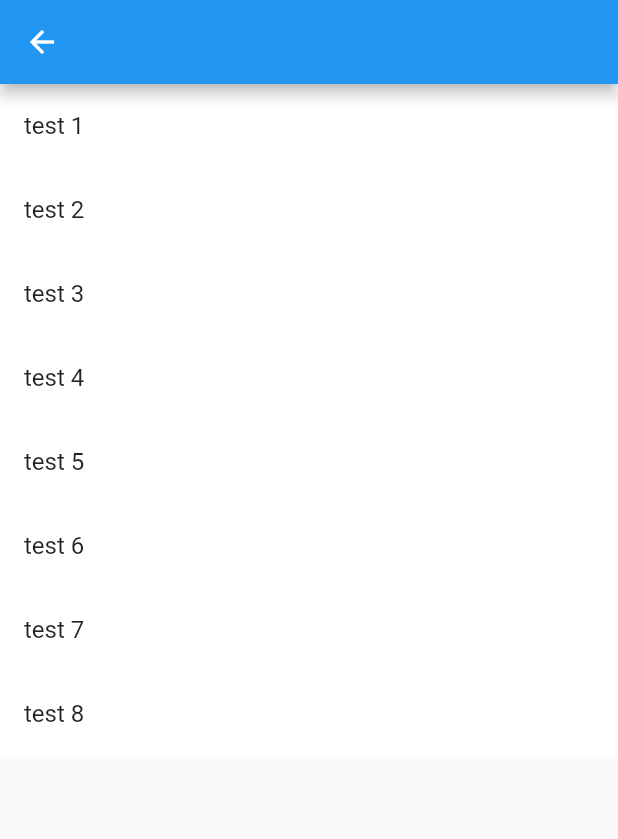
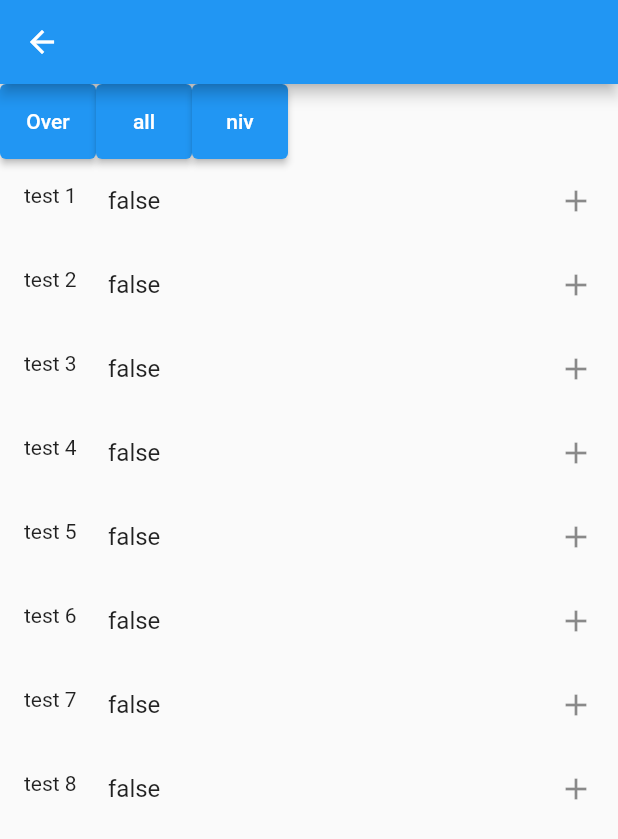
Before and after one commit to DiRTCiBai/zovo2, a Flutter app: the screen it shows after launch, after a tap on "Zwemmers", on a phone screen of 412 x 824 dp. Shown: the top 839 px of the screen. Run offline on Flutter 3.47's test engine with Material 2 defaults, Android fonts, the light colour scheme and no system bars; our stand-ins replace csv, file_picker, flutter_riverpod, go_router, hive, hive_flutter and 1 more; accounts and stored records are empty.

Commit message:
zwemmer scherm en info zwemmer scherm toegevoegd

```diff
--- a/lib/provider/zwemmer_lijst_provider.dart
+++ b/lib/provider/zwemmer_lijst_provider.dart
@@ -269,6 +269,55 @@ class ZwemmerLijst extends ChangeNotifier {
     });
     await CSVData().exportZwemmerData(ddd);
   }
+
+  ///***************************************************************************
+  /// ZWEMMER SCREEN
+  ///***************************************************************************
+  List<String> filters = ["Over", "all", "niv"];
+  String _currentFilter = "all";
+
+  void setFilter(String newFilter) {
+    for (int i = 0; i < filters.length; i++) {
+      if (filters[i] == newFilter) {
+        _currentFilter = filters[i];
+        notifyListeners();
+        return;
+      }
+    }
+  }
+
+  List<Zwemmer> get filterZwemmerLijst {
+    if (_currentFilter == filters[0]) {
+      return zwemmers
+          .where((element) =>
+              element.statusOef2 == true && element.statusOef1 == true)
+          .toList();
+    }
+
+    if (_currentFilter == filters[2]) {
+      return zwemmers;
+    }
+
+    return zwemmers;
+  }
+
+  ///***************************************************************************
+  /// ZWEMMER INFO SCREEN
+  ///***************************************************************************
+
+  String zwemmerCurrentGroep(String zwemmerId) {
+    return _zwemmers.firstWhere((element) => element.id == zwemmerId).groep;
+  }
+
+  List<Niveau> zwemmerNiveaus(String zwemmerId) {
+    final groep =
+        zwemmers.firstWhere((element) => element.id == zwemmerId).groep;
+    return _niveaus.where((element) => element.groep == groep).toList();
+  }
+
+  Zwemmer zwemmerById(String zwemmerId) {
+    return _zwemmers.firstWhere((element) => element.id == zwemmerId);
+  }
 }
 
 ///***************************************************************************
--- a/lib/view/router/routes.dart
+++ b/lib/view/router/routes.dart
@@ -21,6 +21,13 @@ final router = GoRouter(
         GoRoute(
           path: 'ZwemmersScreen',
           builder: (ctx, state) => const ZwemmersScreen(),
+          routes: [
+            GoRoute(
+              path: 'InfoZwemmerScreen/:zwemmerId',
+              builder: (ctx, state) =>
+                  InfoZwemmerScreen(zwemmerId: state.params['zwemmerId']!),
+            ),
+          ],
         ),
         GoRoute(
           path: 'ExportImportScreen',
--- a/lib/view/screens/screens.dart
+++ b/lib/view/screens/screens.dart
@@ -3,3 +3,4 @@ export 'export_import_screen/export_import_screen.dart';
 export 'start_screen/start_screen.dart';
 export 'test_screen/test_screen.dart';
 export 'zwemmers_screen/zwemmers_screen.dart';
+export 'info_zwemmer_screen/info_zwemmer_screen.dart';
--- a/lib/view/screens/zwemmers_screen/zwemmers_screen.dart
+++ b/lib/view/screens/zwemmers_screen/zwemmers_screen.dart
@@ -1,5 +1,6 @@
 import 'package:flutter/material.dart';
 import 'package:flutter_riverpod/flutter_riverpod.dart';
+import 'package:go_router/go_router.dart';
 
 import '../../../provider/zwemmer_lijst_provider.dart';
 
@@ -8,23 +9,55 @@ class ZwemmersScreen extends ConsumerWidget {
 
   @override
   Widget build(BuildContext context, WidgetRef ref) {
-    final zwemmers = ref.watch(zwemmerLijstProvider).zwemmers;
+    final provider = ref.watch(zwemmerLijstProvider);
 
     return Scaffold(
         appBar: AppBar(),
-      body: ListView.builder(
+        body: CustomScrollView(
+          slivers: [
+            SliverToBoxAdapter(
+              child: SizedBox(
+                height: 50,
+                child: ListView.builder(
+                  scrollDirection: Axis.horizontal,
                   itemBuilder: (ctx, index) {
-          final zwemmer = zwemmers[index];
+                    String filter = provider.filters[index];
+                    return ElevatedButton(
+                      style: ButtonStyle(
+                        backgroundColor: MaterialStateProperty.all<Color>(
+                            provider.currentGroep == filter
+                                ? Colors.green
+                                : Colors.blue),
+                      ),
+                      onPressed: () {
+                        provider.setFilter(filter);
+                      },
+                      child: Text(filter),
+                    );
+                  },
+                  itemCount: provider.filters.length, //provider.groepen.length,
+                ),
+              ),
+            ),
+            SliverList(
+              delegate: SliverChildBuilderDelegate(
+                (BuildContext context, int index) {
+                  final zwemmer = provider.filterZwemmerLijst[index];
                   return Container(
-            color: zwemmer.isAanwezig ? Colors.green : Colors.white,
                     child: ListTile(
-              onTap: () => ref.read(zwemmerLijstProvider).toggle(zwemmer.id),
-              title: Text(zwemmer.naam),
+                      onTap: () => context.go(
+                          '/startScreen/ZwemmersScreen/InfoZwemmerScreen/${zwemmer.id}'),
+                      leading: Text(zwemmer.naam),
+                      title: Text('${zwemmer.statusOef2}'),
+                      trailing:
+                          Icon(zwemmer.statusOef2 ? Icons.check : Icons.add),
                     ),
                   );
                 },
-        itemCount: zwemmers.length,
+                childCount: provider.filterZwemmerLijst.length,
               ),
-    );
+            ),
+          ],
+        ));
   }
 }
```
Also changed, not shown: lib/view/screens/info_zwemmer_screen/info_zwemmer_screen.dart (added, +124 -0 lines). Lines whose indentation alone changed are shown as unchanged.
